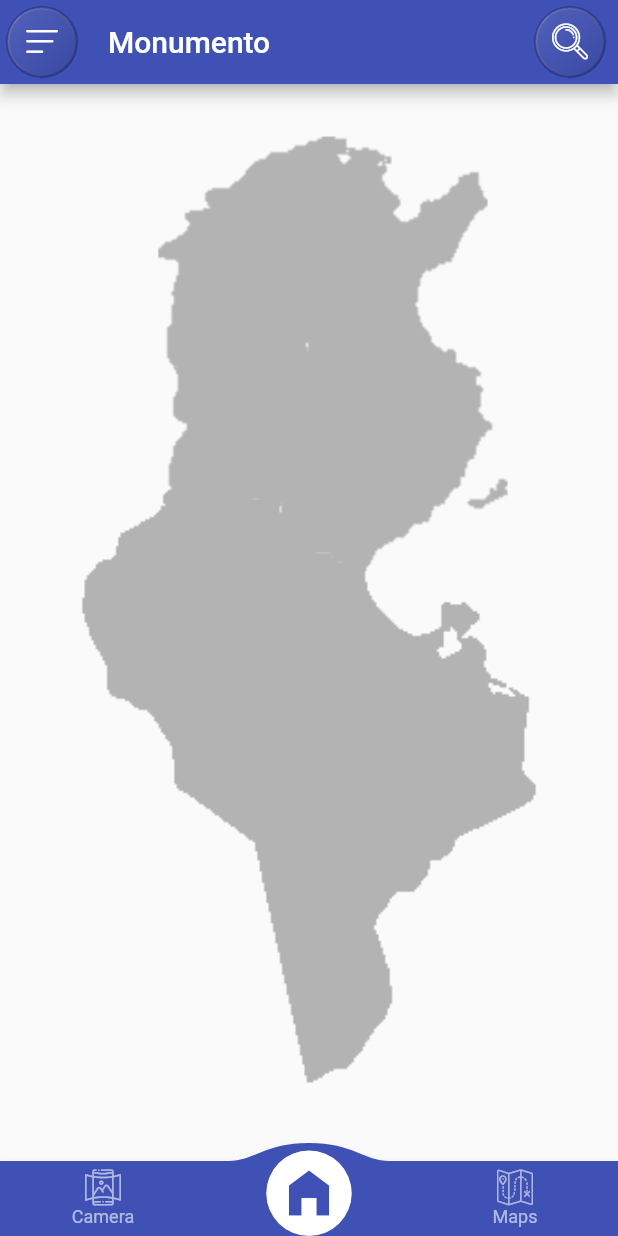
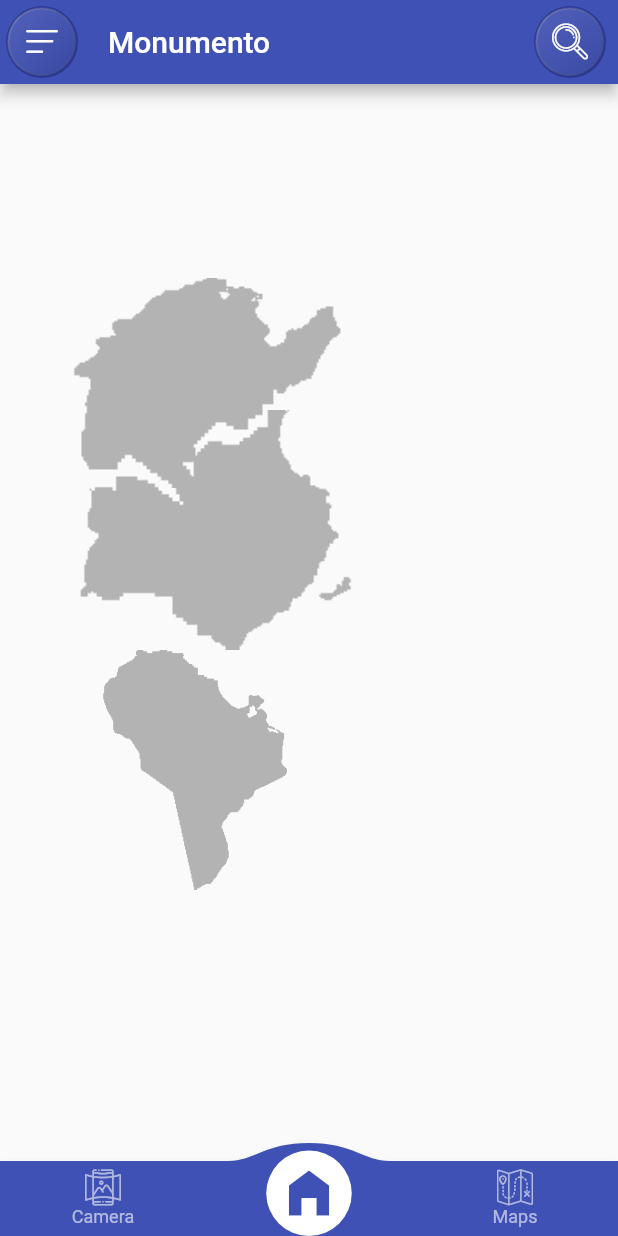
Before and after one commit to sami-rajichi/PFE-2K22---ATHAR, a Flutter app: the HomeCategories screen opened directly, on a phone screen of 412 x 824 dp. Run offline on Flutter 3.47's test engine with Material 2 defaults, Android fonts, the phone set to English and light mode, and no system bars; drawn by our look-alikes of convex_bottom_bar, flutter_neumorphic; our stand-ins replace flutter_zoom_drawer, google_fonts, liquid_swipe, smooth_page_indicator; missing offline and left inert: syncfusion_flutter_maps.

Commit message:
Second attempt on Categories Interface

```diff
--- a/lib/components/categories/categories_home.dart
+++ b/lib/components/categories/categories_home.dart
@@ -2,6 +2,7 @@ import 'package:flutter/foundation.dart';
 import 'package:flutter/material.dart';
 import 'package:monumento/d_b_icons_icons.dart';
 import 'package:monumento/shared/components/bottomBar.dart';
+import 'package:monumento/shared/components/liquid_swipe_navigator.dart';
 import 'package:monumento/shared/components/menu_widget.dart';
 import 'package:monumento/shared/components/neumorphism.dart';
 import 'package:syncfusion_flutter_maps/maps.dart';
@@ -14,11 +15,10 @@ class HomeCategories extends StatefulWidget {
 }
 
 class _HomeCategoriesState extends State<HomeCategories> {
-
   Map<String, String> classes = {
-    'nord' : 'assets/map/nord.png',
-    'centre' : 'assets/map/centre.png',
-    'sud' : 'assets/map/sud.png',
+    'nord': 'assets/map/nord.png',
+    'centre': 'assets/map/centre.png',
+    'sud': 'assets/map/sud.png',
   };
 
   @override
@@ -26,47 +26,74 @@ class _HomeCategoriesState extends State<HomeCategories> {
     return Scaffold(
         appBar: AppBar(
           leading: MenuWidget(),
-        title: Text(
-          'Monumento'
-        ),
+          title: Text('Monumento'),
           actions: [
             Padding(
               padding: const EdgeInsets.symmetric(horizontal: 8.0),
               child: neumorphicButton(
-          child: Icon(DBIcons.search,),
+                  child: Icon(
+                    DBIcons.search,
+                  ),
                   prColor: Colors.indigo.shade500,
                   sdColor: Colors.indigo.shade800),
             )
           ],
           backgroundColor: Colors.indigo[500],
         ),
-      body: Stack(
+        body: Column(
+          crossAxisAlignment: CrossAxisAlignment.center,
+          mainAxisAlignment: MainAxisAlignment.center,
           children: [
-          Image.asset(
-            'assets/map/nord.png',
-            height: 700,
+            Container(
+              child: GestureDetector(
+                  child: Image.asset(
+                    'assets/map/nord4.png',
+                    height: 140,
                     fit: BoxFit.cover,
                   ),
-          Image.asset(
-            'assets/map/centre.png',
-            height: 700,
+                  onTap: () {
+                    Navigator.push(
+                        context,
+                        MaterialPageRoute(
+                            builder: (context) =>
+                                LiquidSwipeNavigator(region: 'nord')));
+                  }),
+            ),
+            Container(
+              transform: Matrix4.translationValues(0, -52, 0),
+              child: GestureDetector(
+                  child: Image.asset(
+                    'assets/map/centre4.png',
+                    height: 160,
                     fit: BoxFit.cover,
                   ),
-          Image.asset(
-            'assets/map/sud.png',
-            height: 700,
+                  onTap: () {
+                    Navigator.push(
+                        context,
+                        MaterialPageRoute(
+                            builder: (context) =>
+                                LiquidSwipeNavigator(region: 'centre')));
+                  }),
+            ),
+            Container(
+              transform: Matrix4.translationValues(0, -52, 0),
+              child: GestureDetector(
+                  child: Image.asset(
+                    'assets/map/sud4.png',
+                    height: 160,
                     fit: BoxFit.cover,
                   ),
-
+                  onTap: () {
+                    Navigator.push(
+                        context,
+                        MaterialPageRoute(
+                            builder: (context) =>
+                                LiquidSwipeNavigator(region: 'centre')));
+                  }),
+            ),
           ],
         ),
-      bottomNavigationBar: ConvexBottomBar(
-        backgroundColor: Colors.indigo[500]
-      )
-    );
-  }
-
-  clickable_class(String c, String clickable){
-
+        bottomNavigationBar:
+            ConvexBottomBar(backgroundColor: Colors.indigo[500]));
   }
 }
--- a/lib/main.dart
+++ b/lib/main.dart
@@ -1,6 +1,7 @@
 import 'package:flutter/material.dart';
 import 'package:monumento/components/categories/buildCategoryPage.dart';
 import 'package:monumento/components/categories/categories_home.dart';
+import 'package:monumento/components/menu/menu_page.dart';
 import 'package:monumento/home.dart';
 import 'package:monumento/shared/components/liquid_swipe_navigator.dart';
 import 'package:monumento/shared/components/navigation_drawer.dart';
@@ -15,7 +16,7 @@ class MyApp extends StatelessWidget {
   Widget build(BuildContext context) {
     return MaterialApp(
       debugShowCheckedModeBanner: false,
-      home: HomeCategories(),
+      home: NavigationDrawer(),
     );
   }
 }
```
Also changed, not shown: lib/components/menu/menu_page.dart (+6 -5 lines), lib/shared/components/liquid_swipe_navigator.dart (+51 -38 lines), lib/shared/components/navigation_drawer.dart (+12 -14 lines), assets/map/centre3.png (added), assets/map/centre4.png (added), assets/map/nord3.png (added), assets/map/nord4.png (added), assets/map/sud3.png (added), assets/map/sud4.png (added). Lines whose indentation alone changed are shown as unchanged.
